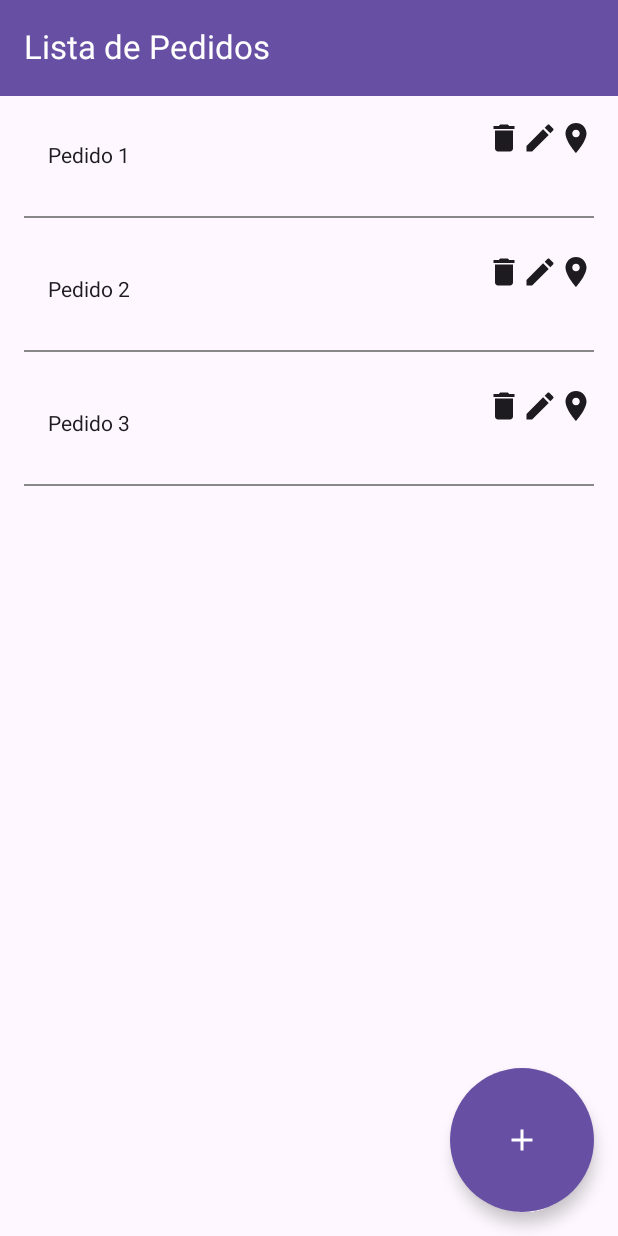
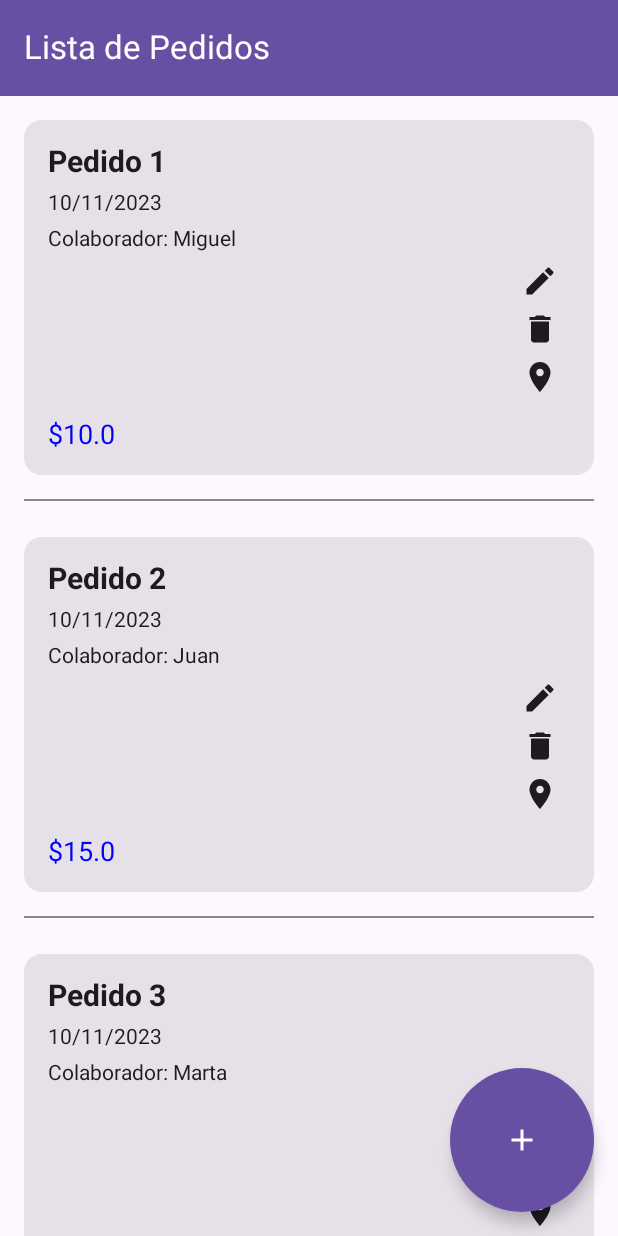
Before and after one commit to leidycas017/GestorPedidos, an Android app built with Jetpack Compose: the ListaPedidosScreen screen opened through its navigation route, on a phone screen of 412 x 824 dp. Run offline under Robolectric (Android 15) with nearby library versions, the phone set to English and light mode, and no system bars; 1 statement that could not run was skipped.

Commit message:
Small additions in ListaPedidos

```diff
--- a/app/src/main/java/co/edu/udea/compumovil/gr01_20232/gestorpedidos/ListaPedidosScreen.kt
+++ b/app/src/main/java/co/edu/udea/compumovil/gr01_20232/gestorpedidos/ListaPedidosScreen.kt
@@ -23,8 +23,11 @@ import androidx.compose.material.icons.filled.Add
 import androidx.compose.material.icons.filled.LocationOn
 import androidx.compose.material3.LargeFloatingActionButton
 import androidx.compose.material3.MaterialTheme
+import androidx.compose.ui.Alignment
+import androidx.compose.ui.text.font.FontWeight
+import androidx.compose.ui.unit.sp
 
-data class Pedido(val id: Int, val nombre: String, val valor: Double, val productos: List<Producto>)
+data class Pedido(val id: Int, val nombre: String, val fecha: String, val valor: Double, val colaborador: String,val productos: List<Producto>)
 data class Producto(val id: Int, var nombre: String, val valor: Number)
 
 
@@ -37,6 +40,8 @@ fun ListaPedidosScreen(navController: NavController,myViewModel: SharedViewModel
             id = 1,
             nombre = "Pedido 1",
             valor = 10.0,
+            fecha = "10/11/2023",
+            colaborador = "Miguel",
             productos = listOf(
                 Producto(101, "Producto 1", 7.0),
                 Producto(102, "Producto 2", 3.0)
@@ -45,6 +50,8 @@ fun ListaPedidosScreen(navController: NavController,myViewModel: SharedViewModel
         Pedido(
             id = 2,
             nombre = "Pedido 2",
+            fecha = "10/11/2023",
+            colaborador = "Juan",
             valor = 15.0,
             productos = listOf(
                 Producto(103, "Producto 3", 7.0),
@@ -54,6 +61,8 @@ fun ListaPedidosScreen(navController: NavController,myViewModel: SharedViewModel
         Pedido(
             id = 3,
             nombre = "Pedido 3",
+            fecha = "10/11/2023",
+            colaborador = "Marta",
             valor = 20.0,
             productos = listOf(
                 Producto(105, "Producto 5", 8.0),
@@ -126,39 +135,94 @@ fun ListaPedidosScreen(navController: NavController,myViewModel: SharedViewModel
 }
 @Composable
 fun PedidoItem(pedido: Pedido, navController: NavController) {
-    Row(
+    Card(
         modifier = Modifier
             .fillMaxWidth()
             .padding(16.dp)
     ) {
+        Column(
+            modifier = Modifier
+                .fillMaxWidth()
+                .padding(16.dp)
+        ) {
+            // Nombre del pedido en negrita y más grande en la esquina superior izquierda
             Text(
                 text = pedido.nombre,
-            modifier = Modifier
-                .weight(1f)
-                .padding(16.dp)
+                fontWeight = FontWeight.Bold,
+                fontSize = 20.sp
             )
 
+            Spacer(modifier = Modifier.height(8.dp))
+
+            // Fecha de entrega en la esquina inferior izquierda
+            Text(
+                text = "${pedido.fecha}", // Ajusta según tu modelo de datos
+                fontSize = 14.sp,
+                modifier = Modifier
+                    .fillMaxWidth()
+                    .align(Alignment.Start)
+            )
+
+            Spacer(modifier = Modifier.height(8.dp))
+
+            // Nombre del colaborador en la esquina inferior izquierda
+            Text(
+                text = "Colaborador: ${pedido.colaborador}", // Ajusta según tu modelo de datos
+                fontSize = 14.sp,
+                modifier = Modifier
+                    .fillMaxWidth()
+                    .align(Alignment.End)
+            )
+
+            Spacer(modifier = Modifier.weight(1f))
+
+            // Iconos de editar y eliminar en la esquina superior derecha
+            Column(
+                verticalArrangement = Arrangement.Top,
+                modifier = Modifier
+                    .padding(4.dp)
+                    .align(Alignment.End)
+            ) {
+                Icon(
+                    imageVector = Icons.Default.Edit,
+                    contentDescription = "Editar pedido",
+                    modifier = Modifier
+                        .clickable {
+                            navController.navigate(route = DestinationScreen.ListaProductoScreenDest.route)
+                        }
+                        .padding(4.dp)
+                )
                 Icon(
                     imageVector = Icons.Default.Delete,
                     contentDescription = "Eliminar pedido",
-            modifier = Modifier.clickable {
+                    modifier = Modifier
+                        .clickable {
                             // Lógica para eliminar el pedido
                         }
-        )
-
-        Icon(
-            imageVector = Icons.Default.Edit,
-            contentDescription = "Editar pedido",
-            modifier = Modifier.clickable {
-                navController.navigate(route = DestinationScreen.ListaProductoScreenDest.route)
-            }
+                        .padding(4.dp)
                 )
                 Icon(
                     imageVector = Icons.Default.LocationOn,
                     contentDescription = "Location",
-            modifier = Modifier.clickable {
+                    modifier = Modifier
+                        .clickable {
                             navController.navigate(route = DestinationScreen.MapScreenDest.route)
                         }
+                        .padding(4.dp)
+                )
+            }
+
+            Spacer(modifier = Modifier.height(8.dp))
+
+            // Total del pedido en la esquina superior derecha con diferente color y tamaño de fuente
+            Text(
+                text = "$${pedido.valor}",
+                fontSize = 18.sp,
+                color = Color.Blue, // Ajusta el color según tus preferencias
+                modifier = Modifier
+                    .fillMaxWidth()
+                    .align(Alignment.End)
             )
         }
     }
+}
```
Lines whose indentation alone changed are shown as unchanged.
